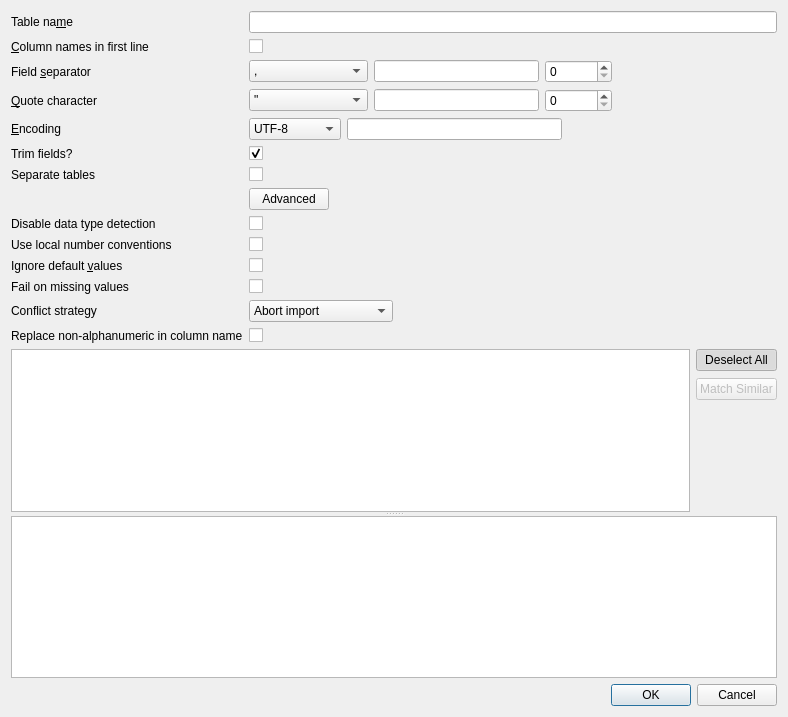
First picture: the form in src/ImportCsvDialog.ui, repository sqlitebrowser/sqlitebrowser, before the edit.
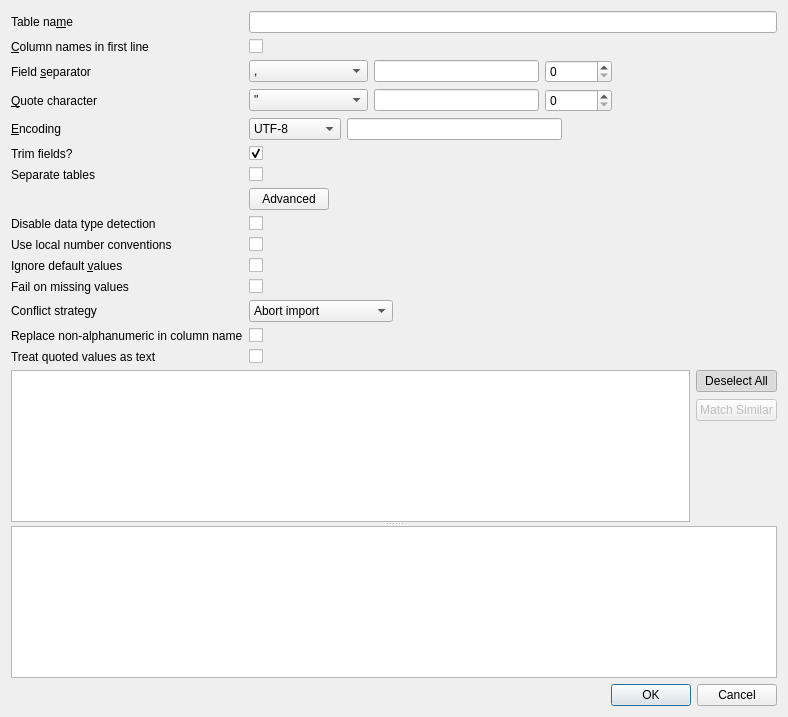
Second picture: the form after the edit. Icons and pictures are not drawn.

Commit message: Add an option to import quoted CSV values as text

```diff
--- a/src/ImportCsvDialog.ui
+++ b/src/ImportCsvDialog.ui
@@ -416,6 +416,23 @@
        </property>
       </widget>
      </item>
+     <item row="14" column="1">
+      <widget class="QCheckBox" name="checkQuotedAsText">
+       <property name="toolTip">
+        <string>Import values enclosed in quote characters as text, even if they look like numbers, e.g. "007". When creating a new table, columns containing such values get the TEXT data type.</string>
+       </property>
+      </widget>
+     </item>
+     <item row="14" column="0">
+      <widget class="QLabel" name="labelQuotedAsText">
+       <property name="text">
+        <string>Treat quoted values as text</string>
+       </property>
+       <property name="buddy">
+        <cstring>checkQuotedAsText</cstring>
+       </property>
+      </widget>
+     </item>
     </layout>
    </item>
    <item>
```
Left out of the diff: 1 changed line with no effect on the pictures. The commit also changes 9 other files.
